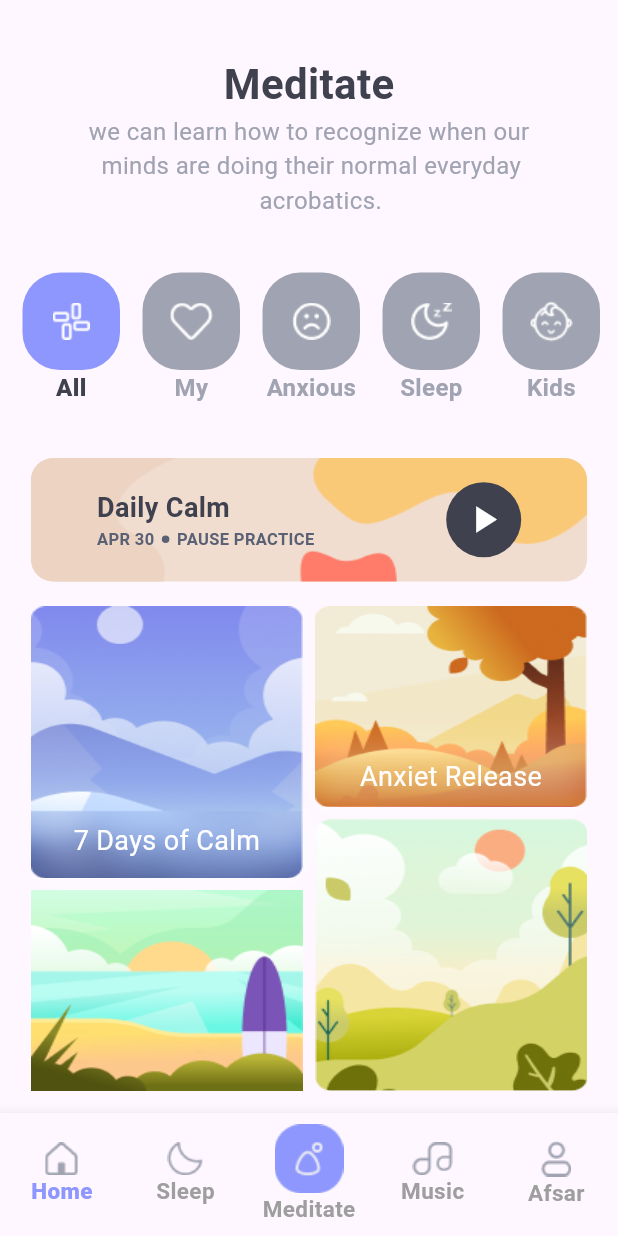
After one commit to mazenelgaml/silentmoon, a Flutter app: the MediateV2Screen screen opened directly, on a phone screen of 412 x 824 dp. The commit adds this screen. Run offline on Flutter 3.47's test engine with Material 3 defaults, Android fonts, the phone set to English and light mode, and no system bars; our stand-ins replace flutter_rating_bar, get, intl_phone_field.

Commit message:
create mediate v2

```diff
--- /dev/null
+++ b/lib/screens/Meditate_v_2/Meditate _v_2_screen.dart
@@ -0,0 +1,311 @@
+import 'package:flutter/material.dart';
+import 'package:flutter_staggered_grid_view/flutter_staggered_grid_view.dart';
+import 'package:get/get.dart';
+
+import '../../widgets/bottom_navigation_bar/bottom_navigation_bar.dart';
+
+class MediateV2Screen extends StatefulWidget {
+  MediateV2Screen({super.key});
+
+  int selectedIndex = 0;
+
+  @override
+  State<MediateV2Screen> createState() => _MediateV2ScreenState();
+}
+
+class _MediateV2ScreenState extends State<MediateV2Screen> {
+  @override
+  Widget build(BuildContext context) {
+    List<String> photos = [
+      "assets/images/all.png",
+      "assets/images/My.png",
+      "assets/images/Anxious.png",
+      "assets/images/sleepIconTop.png",
+      "assets/images/kids.png"
+    ];
+    List<String> names = ["All", "My", "Anxious", "Sleep", "Kids"];
+    return SafeArea(
+        child: Scaffold(
+          bottomNavigationBar: MyBottomNavigationBar(mediate: Image(image: AssetImage("assets/images/mediateIconSelected.png"),),),
+      body: Column(
+        mainAxisAlignment: MainAxisAlignment.spaceAround,
+        crossAxisAlignment: CrossAxisAlignment.center,
+        children: [
+          Padding(
+            padding: const EdgeInsets.only(top: 3.0),
+            child: Column(
+
+              children: [
+                Center(
+                  child: Container(
+                    margin: EdgeInsets.only(top: 25),
+                    child: Text(
+                      "Meditate",
+                      style: TextStyle(
+                          color: Color(0xff3F414E),
+                          fontSize: 28,
+                          fontWeight: FontWeight.bold),
+                    ),
+                  ),
+                ),
+                Center(
+                  child: Container(
+                    child: Text(
+                      "we can learn how to recognize when our\n  minds are doing their normal everyday\n                           acrobatics.",
+                      style: TextStyle(
+                          color: Color(0xffA0A3B1),
+                          fontSize: 16,
+                          fontWeight: FontWeight.w400),
+                    ),
+                  ),
+                ),
+              ],
+            ),
+          ),
+          Column(
+            children: [
+              Container(
+                margin: EdgeInsets.only(left: 15,top: 20),
+                width: Get.width,
+                height: Get.height * 0.15,
+                child: ListView.separated(
+                    scrollDirection: Axis.horizontal,
+                    itemBuilder: (context, index) {
+                      return InkWell(
+                        onTap: () {
+                          setState(() {
+                            widget.selectedIndex = index;
+                          });
+                        },
+                        child: Container(
+                          child: Column(
+                            children: [
+                              Container(
+                                width: 65,
+                                height: 65,
+                                decoration: BoxDecoration(
+                                    color: widget.selectedIndex == index
+                                        ? Color(0xff8E97FD)
+                                        : Color(0xffA0A3B1),
+                                    borderRadius: BorderRadius.circular(25)),
+                                child: Center(
+                                  child: Image(
+                                    image: AssetImage(photos[index]),
+                                  ),
+                                ),
+                              ),
+                              Center(
+                                child: Container(
+                                  child: Text(
+                                    names[index],
+                                    style: TextStyle(
+                                        fontWeight: widget.selectedIndex == index
+                                            ? FontWeight.w800
+                                            : FontWeight.w600,
+                                        fontSize: 16,
+                                        color: widget.selectedIndex == index
+                                            ? Color(0xff3F414E)
+                                            : Color(0xffA0A3B1)),
+                                  ),
+                                ),
+                              )
+                            ],
+                          ),
+                        ),
+                      );
+                    },
+                    separatorBuilder: (context, index) {
+                      return SizedBox(
+                        width: 15,
+                      );
+                    },
+                    itemCount: 5),
+              ),
+              Center(
+                child: Container(
+                  width: Get.width * 0.9,
+                  height: Get.height * 0.1,
+                  decoration: BoxDecoration(
+                      color: Color(0xffF1DDCF),
+                      borderRadius: BorderRadius.circular(15),
+                      image: DecorationImage(
+                          image: AssetImage("assets/images/dailyCalm.png"),
+                          fit: BoxFit.fill)),
+                  child: Row(
+                    mainAxisAlignment: MainAxisAlignment.spaceAround,
+                    crossAxisAlignment: CrossAxisAlignment.center,
+                    children: [
+                      Column(
+                        mainAxisAlignment: MainAxisAlignment.center,
+                        crossAxisAlignment: CrossAxisAlignment.start,
+                        children: [
+                          Container(
+                            child: Text(
+                              "Daily Calm",
+                              style: TextStyle(
+                                  color: Color(0xff3F414E),
+                                  fontSize: 18,
+                                  fontWeight: FontWeight.bold),
+                            ),
+                          ),
+                          Row(
+                            mainAxisAlignment: MainAxisAlignment.start,
+                            children: [
+                              Container(
+                                child: Text(
+                                  "APR 30",
+                                  style: TextStyle(
+                                      color: Color(0xff5A6175),
+                                      fontSize: 11,
+                                      fontWeight: FontWeight.w600),
+                                ),
+                              ),
+                              Container(
+                                margin: EdgeInsets.only(left: 5, right: 5),
+                                width: 5,
+                                height: 5,
+                                decoration: BoxDecoration(
+                                    color: Color(0xff5A6175),
+                                    borderRadius: BorderRadius.circular(100)),
+                              ),
+                              Container(
+                                child: Text(
+                                  "PAUSE PRACTICE",
+                                  style: TextStyle(
+                                      color: Color(0xff5A6175),
+                                      fontSize: 11,
+                                      fontWeight: FontWeight.w600),
+                                ),
+                              ),
+                            ],
+                          ),
+                        ],
+                      ),
+                      InkWell(
+                        onTap: () {},
+                        child: Container(
+                          width: 50,
+                          height: 50,
+                          decoration: BoxDecoration(
+                              color: Color(0xff3F414E),
+                              borderRadius: BorderRadius.circular(100)),
+                          child: Center(
+                            child: Icon(
+                              Icons.play_arrow,
+                              size: 30,
+                              color: Colors.white,
+                            ),
+                          ),
+                        ),
+                      )
+                    ],
+                  ),
+                ),
+              ),
+            ],
+          ),
+          Container(
+            width: Get.width*0.9,
+            height: Get.height*0.4,
+            child:  StaggeredGrid.count(
+            crossAxisCount: 2,
+            mainAxisSpacing: 8,
+            crossAxisSpacing: 8,
+            children: [
+            StaggeredGridTile.count(
+            crossAxisCellCount: 1,
+            mainAxisCellCount: 1,
+            child: Container(
+            decoration: BoxDecoration(
+              image: DecorationImage(image: AssetImage("assets/images/Mask Group.png"),fit: BoxFit.fill)
+            ),
+            child: Column(
+              mainAxisAlignment: MainAxisAlignment.end,
+              crossAxisAlignment: CrossAxisAlignment.start,
+              children: [
+                Container(
+                  height:50,
+                  decoration: BoxDecoration(
+                    borderRadius: BorderRadius.only(bottomLeft: Radius.circular(5)
+                        ,bottomRight: Radius.circular(5)),
+                    boxShadow: [BoxShadow(
+                      color: Colors.white.withOpacity(0.25),
+                      blurRadius: 20
+                    )]
+                  ),
+                  child: Center(
+                    child: Text(
+                      '7 Days of Calm',
+                      style: TextStyle(color: Colors.white, fontSize: 18),
+                      textAlign: TextAlign.center,
+                    ),
+                  ),
+                )
+              ],
+            ),
+            ),
+            ),
+            StaggeredGridTile.count(
+            crossAxisCellCount: 1,
+            mainAxisCellCount: 0.75,
+            child: Container(
+              decoration: BoxDecoration(
+                  image: DecorationImage(image: AssetImage("assets/images/relaxing.png"),fit: BoxFit.fill)
+              ),
+              child: Column(
+                mainAxisAlignment: MainAxisAlignment.end,
+                crossAxisAlignment: CrossAxisAlignment.start,
+                children: [
+                  Container(
+                    height:40,
+                    decoration: BoxDecoration(
+                        borderRadius: BorderRadius.only(bottomLeft: Radius.circular(5)
+                            ,bottomRight: Radius.circular(5)),
+                        boxShadow: [BoxShadow(
+                            color: Colors.white.withOpacity(0.25),
+                            blurRadius: 20
+                        )]
+                    ),
+                    child: Center(
+                      child: Text(
+                        'Anxiet Release',
+                        style: TextStyle(color: Colors.white, fontSize: 18),
+                        textAlign: TextAlign.center,
+                      ),
+                    ),
+                  )
+                ],
+              ),
+            ),
+            ),
+            StaggeredGridTile.count(
+            crossAxisCellCount: 1,
+            mainAxisCellCount: 1,
+            child: Container(
+              decoration: BoxDecoration(
+                  image: DecorationImage(image: AssetImage("assets/images/forest.png"),fit: BoxFit.fill)
+              ),
+
+            ),
+            ),
+            StaggeredGridTile.count(
+            crossAxisCellCount: 1,
+            mainAxisCellCount: 0.75,
+            child:Container(
+              decoration: BoxDecoration(
+                  image: DecorationImage(image: AssetImage("assets/images/beach.png"),fit: BoxFit.fill)
+              ),
+
+            ),
+            ),
+            ],
+            ),
+    ),
+
+
+
+        ],
+      ),
+    ));
+  }
+}
--- a/lib/widgets/bottom_navigation_bar/bottom_navigation_bar.dart
+++ b/lib/widgets/bottom_navigation_bar/bottom_navigation_bar.dart
@@ -1,5 +1,6 @@
 import 'package:flutter/material.dart';
 import 'package:get/get.dart';
+import 'package:taxico/screens/Meditate_v_2/Meditate%20_v_2_screen.dart';
 import 'package:taxico/screens/home1/home_screen_1.dart';
 
 class MyBottomNavigationBar extends StatefulWidget {
@@ -26,7 +27,7 @@ class _MyBottomNavigationBarState extends State<MyBottomNavigationBar> {
     }else if(_selectedIndex==1){
 
     }else if(_selectedIndex==2){
-
+         Get.to(()=>MediateV2Screen());
     }else if(_selectedIndex==3){
 
     }else{
@@ -40,7 +41,7 @@ class _MyBottomNavigationBarState extends State<MyBottomNavigationBar> {
         type: BottomNavigationBarType.fixed, // Ensures all labels are always shown
         items: <BottomNavigationBarItem>[
           BottomNavigationBarItem(
-            icon: widget.home??Icon(Icons.home),
+            icon: widget.home??Image(image: AssetImage("assets/images/homeBottomIcon.png"),),
             label: 'Home',
           ),
           BottomNavigationBarItem(
--- a/pubspec.yaml
+++ b/pubspec.yaml
@@ -39,6 +39,7 @@ dependencies:
   intl_phone_field: ^3.1.0
   flutter_rating_bar: ^4.0.1
   font_awesome_flutter: ^10.1.0
+  flutter_staggered_grid_view: ^0.7.0
 
 dev_dependencies:
   flutter_test:
```
Also changed, not shown: assets/images/Anxious.png (added), assets/images/Mask Group.png (added), assets/images/My.png (added), assets/images/all.png (added), assets/images/beach.png (added), assets/images/dailyCalm.png (added), assets/images/forest.png (added), assets/images/homeBottomIcon.png (added), assets/images/kids.png (added), assets/images/mediateIconSelected.png (added), assets/images/relaxing.png (added), assets/images/sleepIconTop.png (added).
